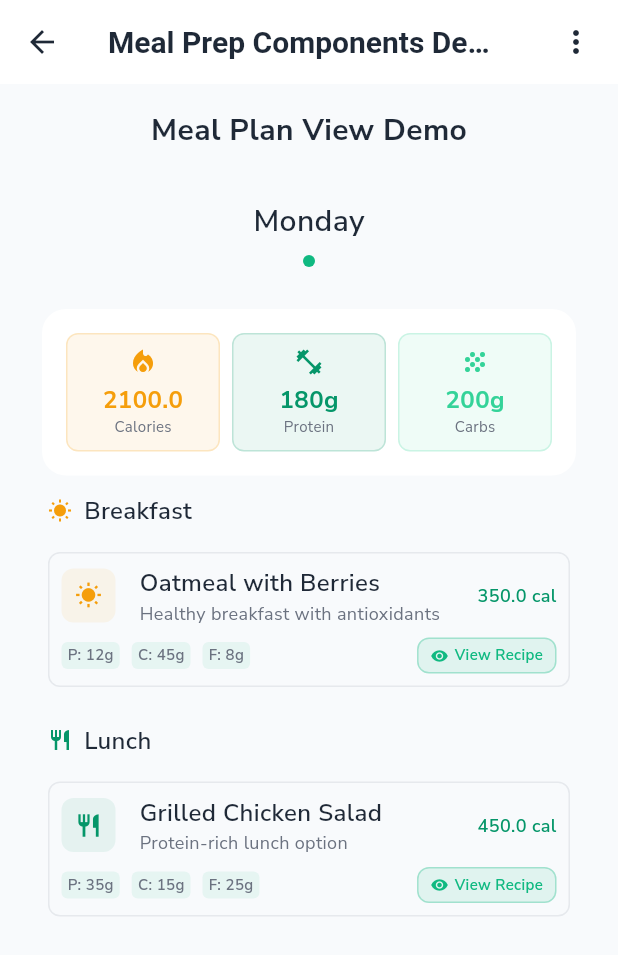
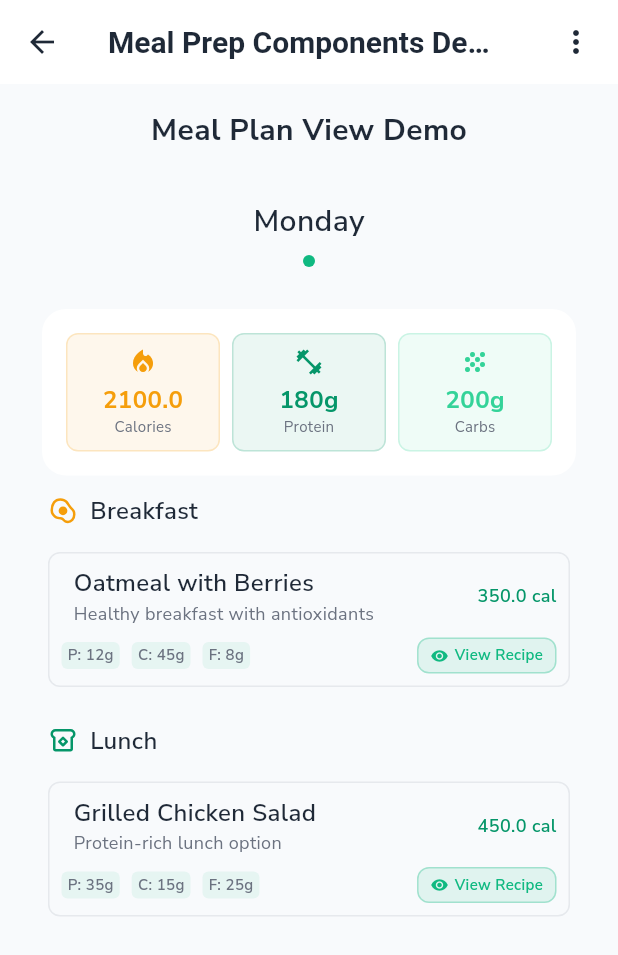
Before and after one commit to mahmoudal99/moctarnutrition, a Flutter app: the MealPrepDemo screen opened directly, on a phone screen of 412 x 824 dp. Shown: the top 955 px of the screen. Run offline on Flutter 3.47's test engine with Material 3 defaults, Android fonts, the phone set to English and light mode, and no system bars; our stand-ins replace cached_network_image, cloud_firestore, firebase_auth, firebase_core, firebase_storage, fl_chart and 12 more; missing offline and left inert: flutter_floating_bottom_bar; accounts and stored records are empty; project files that could hold a hidden picture were left out.

Commit message:
Improve meal section design

```diff
--- a/lib/features/admin/presentation/screens/admin_home_screen.dart
+++ b/lib/features/admin/presentation/screens/admin_home_screen.dart
@@ -10,7 +10,6 @@ class AdminHomeScreen extends StatelessWidget {
 
   @override
   Widget build(BuildContext context) {
-    // Dummy data for now
     final metrics = [
       _MetricCardData('Clients', '42', Icons.group, AppConstants.primaryColor),
       _MetricCardData('Active Subs', '30', Icons.workspace_premium,
@@ -53,8 +52,7 @@ class AdminHomeScreen extends StatelessWidget {
                 childAspectRatio: 1.5,
                 children: metrics.map((m) => _MetricCard(m)).toList(),
               ),
-              const SizedBox(height: 32),
-              // TODO: Add more admin dashboard widgets here
+              const SizedBox(height: 96),
             ],
           ),
         ),
--- a/lib/features/meal_prep/presentation/widgets/meal_card.dart
+++ b/lib/features/meal_prep/presentation/widgets/meal_card.dart
@@ -39,20 +39,7 @@ class MealCard extends StatelessWidget {
           children: [
             Row(
               children: [
-                Container(
-                  width: 36,
-                  height: 36,
-                  decoration: BoxDecoration(
-                    color: _getMealTypeColor(meal.type).withOpacity(0.08),
-                    borderRadius: BorderRadius.circular(AppConstants.radiusS),
-                  ),
-                  child: Icon(
-                    _getMealTypeIcon(meal.type),
-                    color: _getMealTypeColor(meal.type),
-                    size: 18,
-                  ),
-                ),
-                const SizedBox(width: AppConstants.spacingM),
+                const SizedBox(width: AppConstants.spacingS),
                 Expanded(
                   child: Column(
                     crossAxisAlignment: CrossAxisAlignment.start,
--- a/lib/features/meal_prep/presentation/widgets/meal_plan_view.dart
+++ b/lib/features/meal_prep/presentation/widgets/meal_plan_view.dart
@@ -1,4 +1,5 @@
 import 'package:flutter/material.dart';
+import 'package:flutter_svg/flutter_svg.dart';
 import '../../../../core/constants/app_constants.dart';
 import '../../../../shared/models/meal_model.dart';
 import 'meal_card.dart';
@@ -159,7 +160,7 @@ class _MealPlanViewState extends State<MealPlanView> {
           }),
 
           // Add some bottom padding
-          const SizedBox(height: AppConstants.spacingL),
+          const SizedBox(height: 128),
         ],
       ),
     );
@@ -188,10 +189,10 @@ class _MealPlanViewState extends State<MealPlanView> {
       ),
       child: Row(
         children: [
-          Icon(
-            _getMealTypeIcon(mealType),
-            color: _getMealTypeColor(mealType),
-            size: 16,
+          SvgPicture.asset(
+            "assets/images/${_getMealTypeIcon(mealType)}",
+            colorFilter: ColorFilter.mode(_getMealTypeColor(mealType), BlendMode.srcIn),
+            height: 20,
           ),
           const SizedBox(width: AppConstants.spacingS),
           Text(
@@ -232,16 +233,16 @@ class _MealPlanViewState extends State<MealPlanView> {
     }
   }
 
-  IconData _getMealTypeIcon(MealType mealType) {
+  String _getMealTypeIcon(MealType mealType) {
     switch (mealType) {
       case MealType.breakfast:
-        return Icons.wb_sunny;
+        return "eggs.svg";
       case MealType.lunch:
-        return Icons.restaurant;
+        return "lunch.svg";
       case MealType.dinner:
-        return Icons.dinner_dining;
+        return "dinner.svg";
       case MealType.snack:
-        return Icons.coffee;
+        return "lunch.svg";
     }
   }
 
```
Also changed, not shown: lib/features/meal_prep/presentation/screens/meal_detail_screen.dart (+8 -28 lines), assets/images/dinner.svg (added), assets/images/eggs.svg (added), assets/images/lunch.svg (added).
